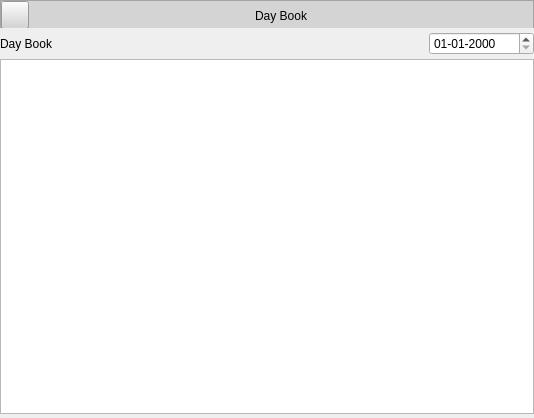
Qt form Resources/Ui/DayBook.ui (Darshitjivani/MBAS) before a commit.
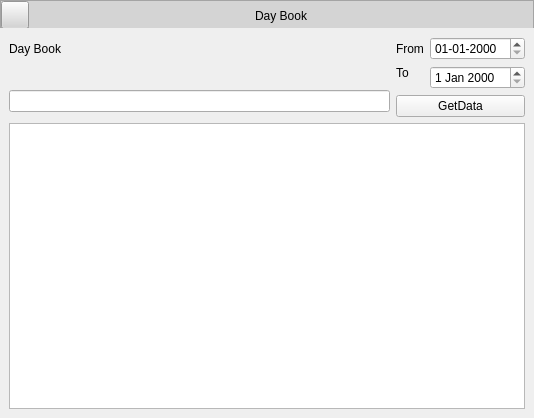
The same form after that commit. Icons and pictures are not drawn.

```diff
--- a/Resources/Ui/DayBook.ui
+++ b/Resources/Ui/DayBook.ui
@@ -129,24 +129,6 @@
        <string notr="true"/>
       </property>
       <layout class="QGridLayout" name="gridLayout_3">
-       <property name="leftMargin">
-        <number>0</number>
-       </property>
-       <property name="topMargin">
-        <number>4</number>
-       </property>
-       <property name="rightMargin">
-        <number>0</number>
-       </property>
-       <property name="bottomMargin">
-        <number>4</number>
-       </property>
-       <property name="horizontalSpacing">
-        <number>0</number>
-       </property>
-       <property name="verticalSpacing">
-        <number>4</number>
-       </property>
        <item row="0" column="0">
         <widget class="QLabel" name="label">
          <property name="text">
@@ -154,11 +136,15 @@
          </property>
         </widget>
        </item>
-       <item row="1" column="0" colspan="2">
-        <widget class="QTableView" name="tableView"/>
-       </item>
        <item row="0" column="1">
-        <widget class="QDateEdit" name="deDateEdit">
+        <widget class="QLabel" name="label_2">
+         <property name="text">
+          <string>From</string>
+         </property>
+        </widget>
+       </item>
+       <item row="0" column="2">
+        <widget class="QDateEdit" name="deFrom">
          <property name="minimumSize">
           <size>
            <width>0</width>
@@ -176,6 +162,29 @@
          </property>
         </widget>
        </item>
+       <item row="1" column="1">
+        <widget class="QLabel" name="label2">
+         <property name="text">
+          <string>To</string>
+         </property>
+        </widget>
+       </item>
+       <item row="1" column="2" rowspan="2">
+        <widget class="QDateEdit" name="deTo"/>
+       </item>
+       <item row="2" column="0" rowspan="2">
+        <widget class="QLineEdit" name="leAccount"/>
+       </item>
+       <item row="3" column="1" colspan="2">
+        <widget class="QPushButton" name="pbGetData">
+         <property name="text">
+          <string>GetData</string>
+         </property>
+        </widget>
+       </item>
+       <item row="4" column="0" colspan="3">
+        <widget class="QTableView" name="tableView"/>
+       </item>
       </layout>
      </widget>
     </item>
```
Left out of the diff: 2 changed lines with no effect on the pictures.
